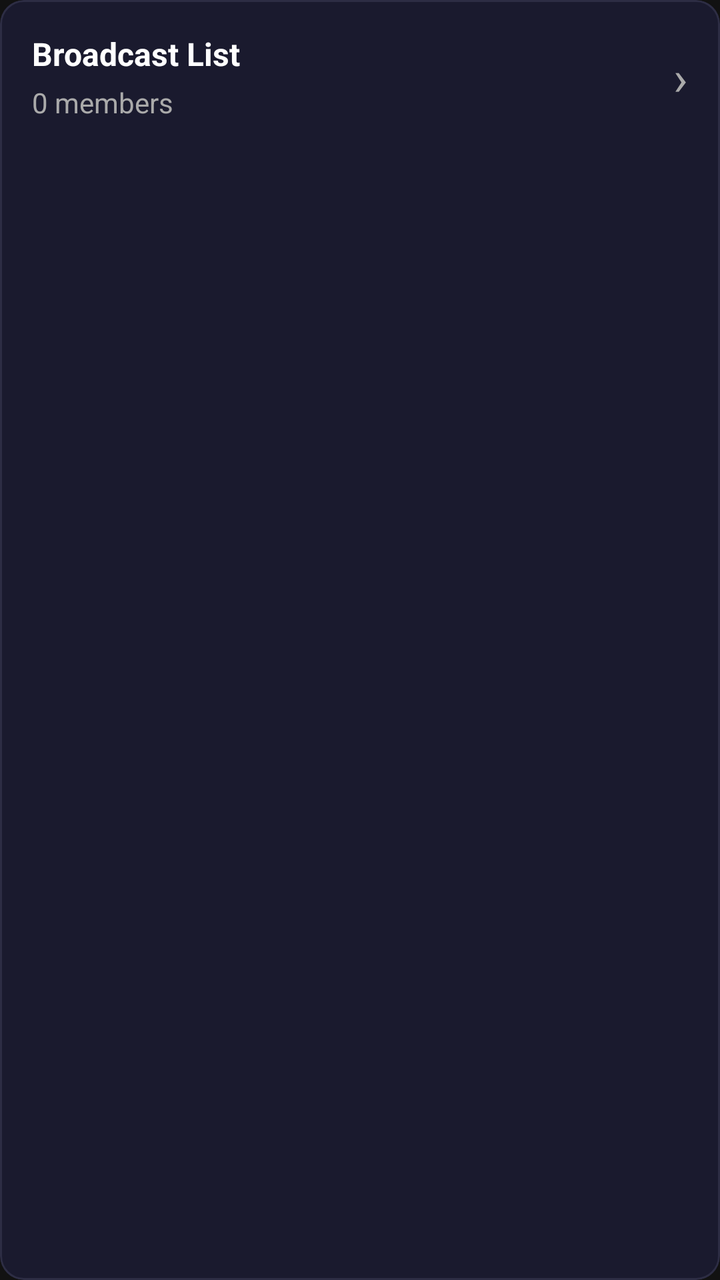
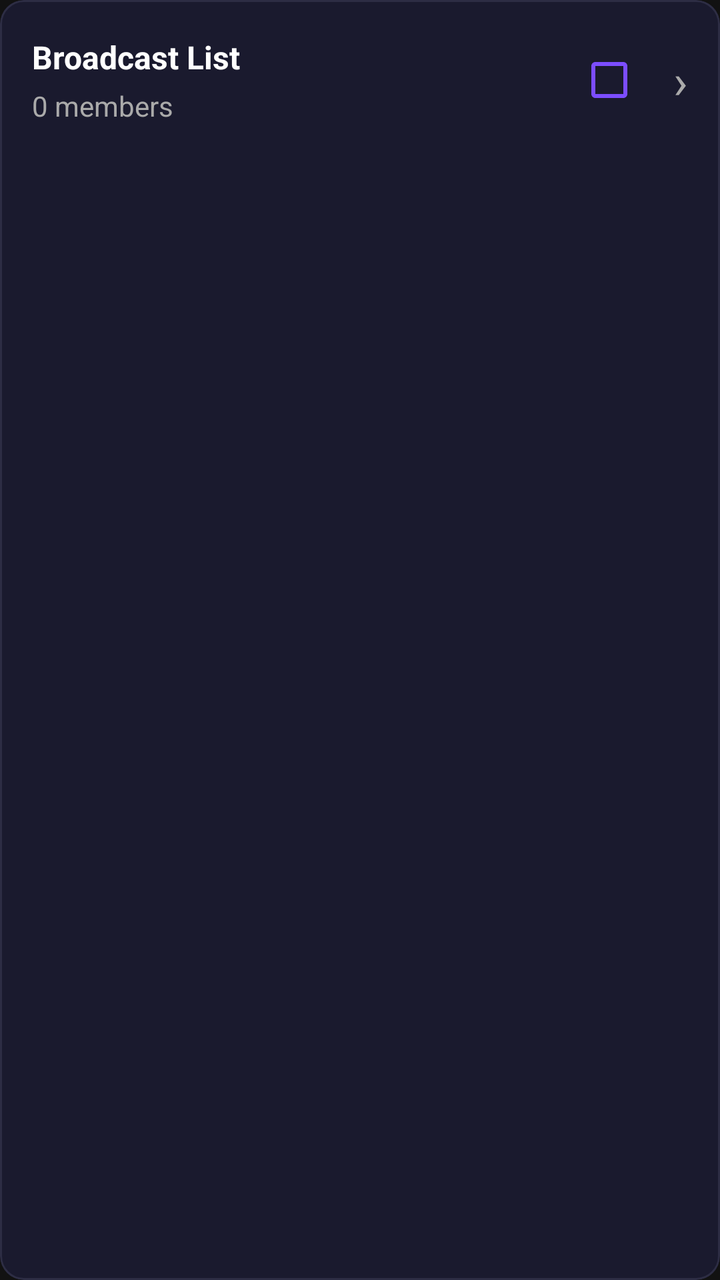

Screens rendered from an Android XML layout before and after an edit, with the pre-edit source and the edit as a unified diff.
<!-- AndroidManifest.xml: application theme Theme.GroupWeaverAI -->
<!-- res/layout/item_broadcast_list.xml -->
<?xml version="1.0" encoding="utf-8"?>
<com.google.android.material.card.MaterialCardView xmlns:android="http://schemas.android.com/apk/res/android"
    xmlns:app="http://schemas.android.com/apk/res-auto"
    android:layout_width="match_parent"
    android:layout_height="wrap_content"
    android:layout_marginBottom="8dp"
    app:cardBackgroundColor="@color/card_glassmorphism"
    app:cardCornerRadius="12dp"
    app:strokeWidth="1dp"
    app:strokeColor="@color/card_border">

    <LinearLayout
        android:layout_width="match_parent"
        android:layout_height="wrap_content"
        android:orientation="horizontal"
        android:padding="16dp"
        android:gravity="center_vertical">

        <LinearLayout
            android:layout_width="0dp"
            android:layout_height="wrap_content"
            android:layout_weight="1"
            android:orientation="vertical">

            <TextView
                android:id="@+id/tvListName"
                android:layout_width="wrap_content"
                android:layout_height="wrap_content"
                android:text="Broadcast List"
                android:textColor="@android:color/white"
                android:textSize="16sp"
                android:textStyle="bold" />

            <TextView
                android:id="@+id/tvMemberCount"
                android:layout_width="wrap_content"
                android:layout_height="wrap_content"
                android:text="0 members"
                android:textColor="@android:color/darker_gray"
                android:textSize="14sp"
                android:layout_marginTop="4dp" />

        </LinearLayout>

        <TextView
            android:layout_width="wrap_content"
            android:layout_height="wrap_content"
            android:text="›"
            android:textColor="@android:color/darker_gray"
            android:textSize="24sp" />

    </LinearLayout>

</com.google.android.material.card.MaterialCardView>
<!-- resources referenced by this layout -->
<resources>
  <color name="card_border">#2D2D44</color>
  <color name="card_glassmorphism">#1A1A2E</color>
  <style name="Theme.GroupWeaverAI" parent="Theme.Material3.Dark.NoActionBar">
          <item name="colorPrimary">#25D366</item>
          <item name="colorPrimaryDark">#128C7E</item>
          <item name="colorAccent">#7C4DFF</item>
          <item name="android:statusBarColor">#121212</item>
          <item name="android:navigationBarColor">#121212</item>
          <item name="android:windowBackground">#121212</item>
      </style>
</resources>

<!-- the commit's change to res/layout/item_broadcast_list.xml (unified diff, before → after) -->
@@ -42,6 +42,13 @@
 
         </LinearLayout>
 
+        <CheckBox
+            android:id="@+id/cbSelect"
+            android:layout_width="wrap_content"
+            android:layout_height="wrap_content"
+            android:buttonTint="@color/purple_accent"
+            android:layout_marginEnd="8dp" />
+
         <TextView
             android:layout_width="wrap_content"
             android:layout_height="wrap_content"
<!-- resource entries referenced after the edit -->
@@ -2,6 +2,7 @@
 <resources>
   <color name="card_border">#2D2D44</color>
   <color name="card_glassmorphism">#1A1A2E</color>
+  <color name="purple_accent">#7C4DFF</color>
   <style name="Theme.GroupWeaverAI" parent="Theme.Material3.Dark.NoActionBar">
           <item name="colorPrimary">#25D366</item>
           <item name="colorPrimaryDark">#128C7E</item>
